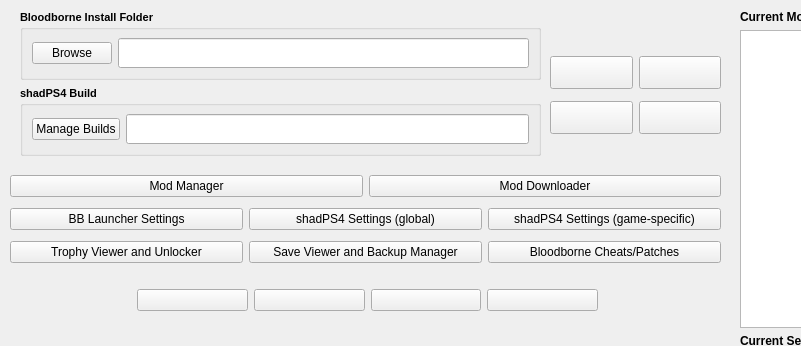
This is modules/bblauncher.ui in rainmakerv3/BB_Launcher as Qt 5 draws it before an edit; both pictures show x 0 to 801 and y 0 to 346 of the 1044 by 678 pixel window. The edited form follows.
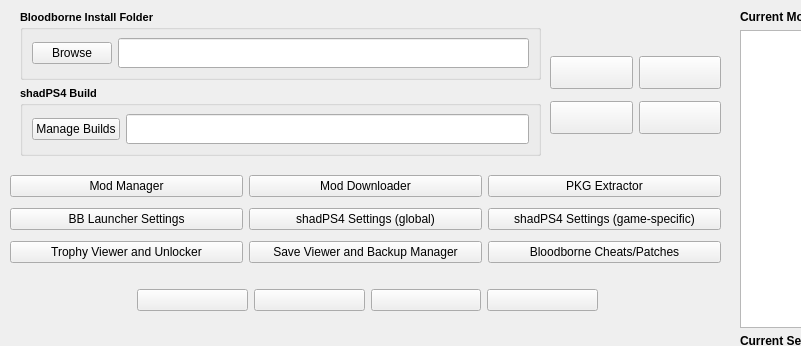
This is the edited form.

Commit message: PKG Extractor and settings ui visual adjustments

```diff
--- a/modules/bblauncher.ui
+++ b/modules/bblauncher.ui
@@ -49,6 +49,13 @@
          </property>
         </widget>
        </item>
+       <item>
+        <widget class="QPushButton" name="pkgButton">
+         <property name="text">
+          <string>PKG Extractor</string>
+         </property>
+        </widget>
+       </item>
       </layout>
      </item>
      <item>
```
The commit also changes 18 other files.
